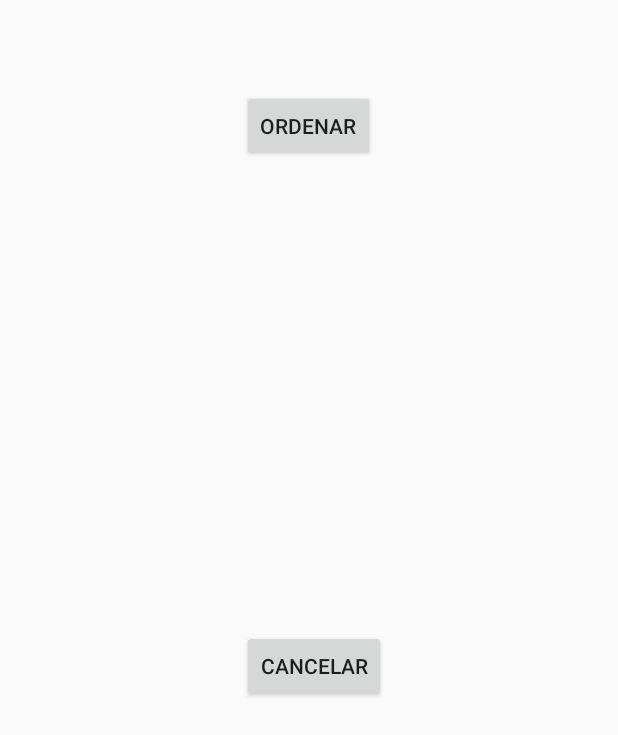
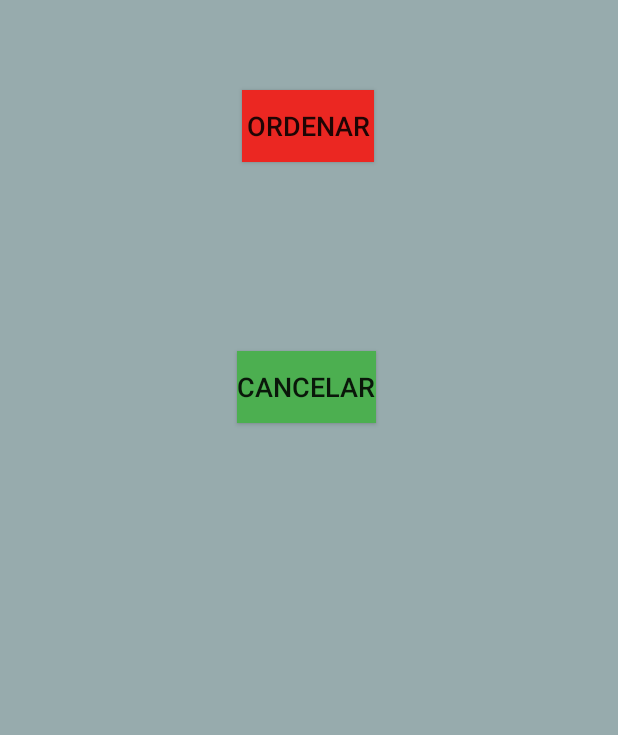
Before and after one commit to Ritoooo/App_clases, an Android app: the layout activity_main.xml on its own in the app's theme, with its tools: preview values and no code run, on a phone screen of 412 x 824 dp. Shown: the top 735 px of the screen. Run offline under Robolectric (Android 15) with nearby library versions, the phone set to English and light mode, and no system bars.

```diff
--- a/app/src/main/res/layout/activity_main.xml
+++ b/app/src/main/res/layout/activity_main.xml
@@ -4,6 +4,7 @@
     xmlns:tools="http://schemas.android.com/tools"
     android:layout_width="match_parent"
     android:layout_height="match_parent"
+    android:background="#97ABAD"
     tools:context=".MainActivity">
 
     <Button
@@ -11,8 +12,10 @@
         android:layout_width="wrap_content"
         android:layout_height="wrap_content"
         android:layout_marginTop="60dp"
+        android:background="#EB2722"
         android:onClick="onClickSort"
         android:text="ORDENAR"
+        android:textSize="18dp"
         app:layout_constraintEnd_toEndOf="parent"
         app:layout_constraintHorizontal_bias="0.498"
         app:layout_constraintStart_toStartOf="parent"
@@ -22,33 +25,38 @@
         android:id="@+id/cancelButton"
         android:layout_width="wrap_content"
         android:layout_height="wrap_content"
+        android:layout_marginTop="8dp"
+        android:background="#4CAF50"
         android:onClick="onClickCancel"
         android:text="CANCELAR"
+        android:textSize="18dp"
         app:layout_constraintBottom_toBottomOf="parent"
         app:layout_constraintEnd_toEndOf="parent"
-        app:layout_constraintHorizontal_bias="0.511"
+        app:layout_constraintHorizontal_bias="0.495"
         app:layout_constraintStart_toStartOf="parent"
-        app:layout_constraintTop_toTopOf="parent"
-        app:layout_constraintVertical_bias="0.541" />
+        app:layout_constraintTop_toBottomOf="@+id/progressLabel"
+        app:layout_constraintVertical_bias="0.047" />
 
     <TextView
         android:id="@+id/progressLabel"
-        android:layout_width="67dp"
-        android:layout_height="wrap_content"
+        android:layout_width="131dp"
+        android:layout_height="23dp"
         android:layout_marginStart="8dp"
         android:layout_marginTop="8dp"
+        android:layout_marginEnd="8dp"
         android:layout_marginBottom="8dp"
         android:textAlignment="center"
-        app:layout_constraintBottom_toTopOf="@+id/cancelButton"
-        app:layout_constraintStart_toStartOf="@+id/sortButton"
+        app:layout_constraintBottom_toBottomOf="parent"
+        app:layout_constraintEnd_toEndOf="parent"
+        app:layout_constraintStart_toStartOf="parent"
         app:layout_constraintTop_toBottomOf="@+id/container"
-        app:layout_constraintVertical_bias="0.222" />
+        app:layout_constraintVertical_bias="0.0" />
 
     <FrameLayout
         android:id="@+id/container"
         android:layout_width="0dp"
         android:layout_height="36dp"
-        android:layout_marginTop="164dp"
+        android:layout_marginTop="132dp"
         app:layout_constraintEnd_toEndOf="parent"
         app:layout_constraintHorizontal_bias="0.0"
         app:layout_constraintStart_toStartOf="parent"
--- a/app/src/main/res/values/strings.xml
+++ b/app/src/main/res/values/strings.xml
@@ -1,5 +1,5 @@
 <resources>
-    <string name="app_name"></string>
+    <string name="app_name">SESIÓN 9 - Orellana</string>
 
     <!-- TODO: Remove or change this placeholder text -->
     <string name="hello_blank_fragment">Hello blank fragment</string>
```
